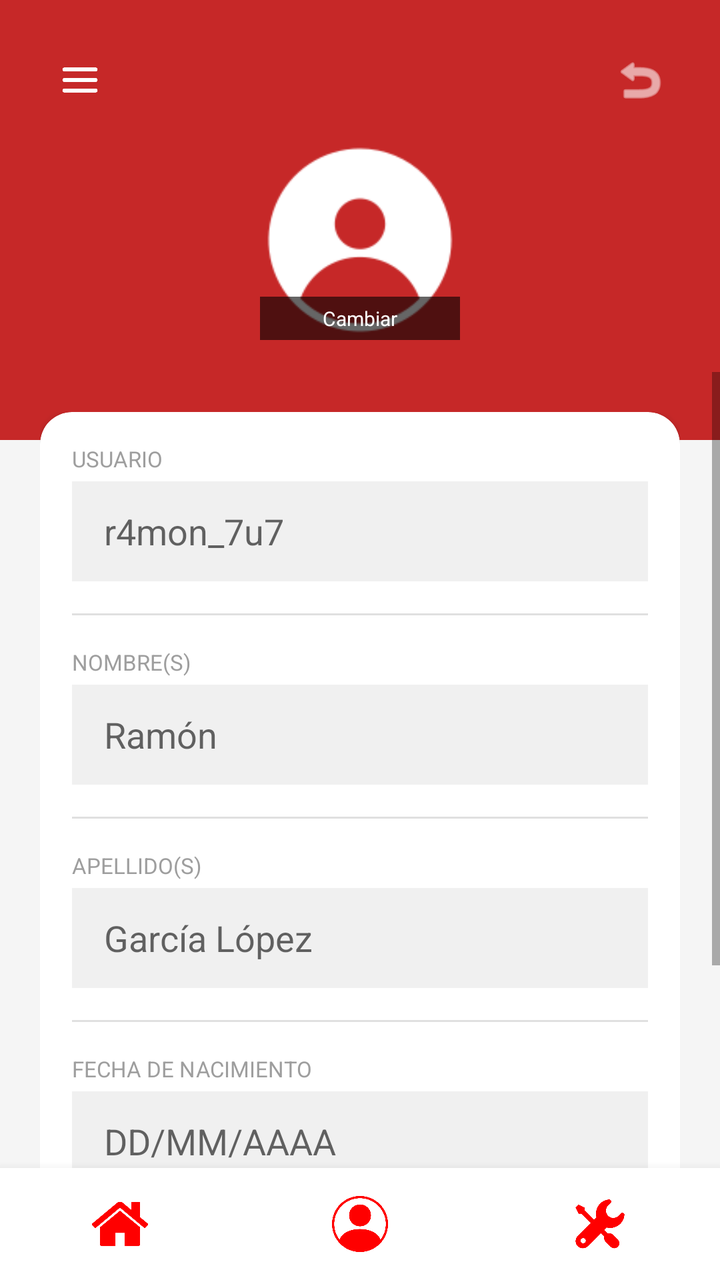
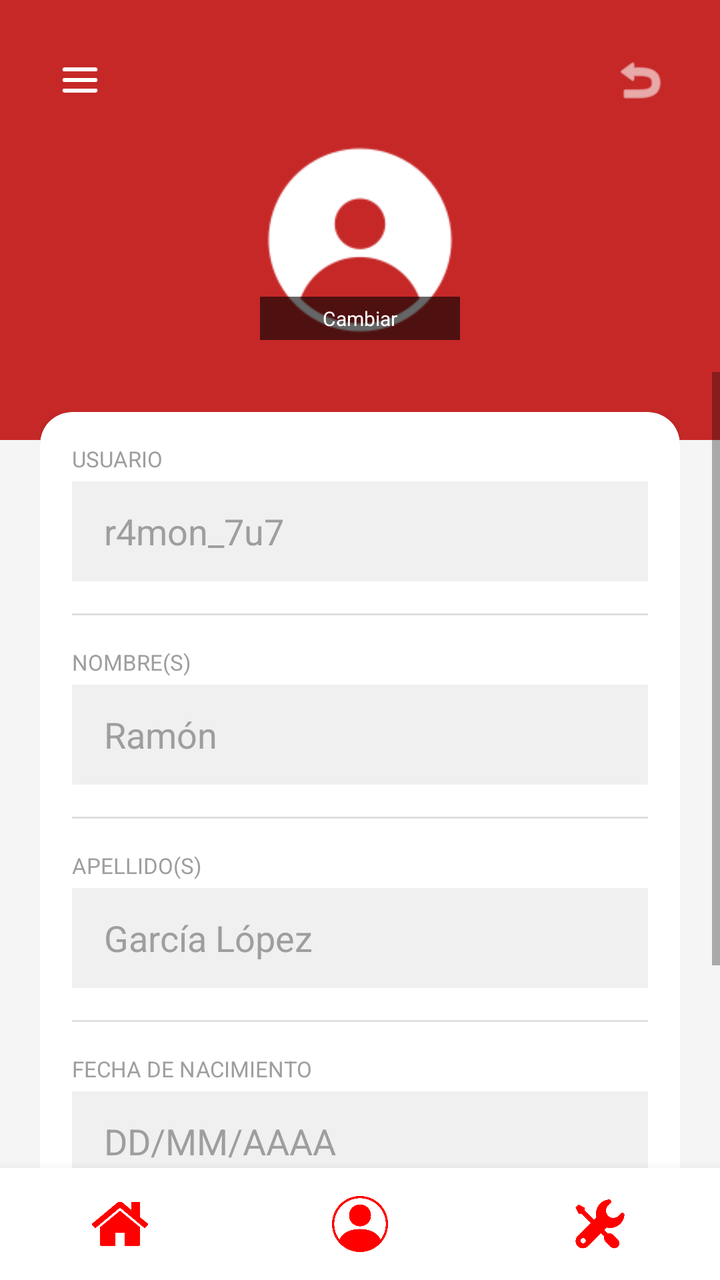

The first picture is an Android layout as it rendered before a commit; the second is the same layout after the commit. The layout source and the unified diff follow.
<!-- AndroidManifest.xml: application theme Theme.ActivaESCOM -->
<!-- res/layout/activity_editar_perfil.xml -->
<?xml version="1.0" encoding="utf-8"?>
<androidx.drawerlayout.widget.DrawerLayout xmlns:android="http://schemas.android.com/apk/res/android"
    xmlns:app="http://schemas.android.com/apk/res-auto"
    android:id="@+id/drawerLayout"
    android:layout_width="match_parent"
    android:layout_height="match_parent">

    <androidx.constraintlayout.widget.ConstraintLayout
        android:layout_width="match_parent"
        android:layout_height="match_parent"
        android:background="@color/gray_background">

        
        <View
            android:layout_width="match_parent"
            android:layout_height="220dp"
            android:background="@color/red_1"
            app:layout_constraintTop_toTopOf="parent" />

        
        <ImageButton
            android:id="@+id/btnHamburguesa"
            android:layout_width="48dp"
            android:layout_height="48dp"
            android:background="@color/red_1"
            android:padding="8dp"
            android:scaleType="fitCenter"
            android:src="@drawable/navigation"
            android:layout_marginStart="16dp"
            android:layout_marginTop="16dp"
            app:layout_constraintStart_toStartOf="parent"
            app:layout_constraintTop_toTopOf="parent" />


        <ImageButton
            android:id="@+id/btnRegresar"
            android:layout_width="48dp"
            android:layout_height="48dp"
            android:background="@color/red_1"
            android:padding="10dp"
            android:scaleType="fitCenter"
            android:src="@android:drawable/ic_menu_revert"
            android:layout_marginEnd="16dp"
            android:layout_marginTop="16dp"
            app:tint="@color/white"
            app:layout_constraintEnd_toEndOf="parent"
            app:layout_constraintTop_toTopOf="parent" />

        <FrameLayout
            android:id="@+id/frameAvatar"
            android:layout_width="100dp"
            android:layout_height="100dp"
            android:layout_marginTop="70dp"
            android:background="@color/red_800"
            android:clickable="true"
            android:focusable="true"
            app:layout_constraintEnd_toEndOf="parent"
            app:layout_constraintStart_toStartOf="parent"
            app:layout_constraintTop_toTopOf="parent">

            <ImageView
                android:id="@+id/imgPerfil"
                android:layout_width="match_parent"
                android:layout_height="match_parent"
                android:scaleType="centerCrop"
                android:src="@drawable/profile_default"
                app:tint="@color/white" />

            
            <TextView
                android:layout_width="match_parent"
                android:layout_height="wrap_content"
                android:layout_gravity="bottom"
                android:background="#99000000"
                android:gravity="center"
                android:paddingVertical="4dp"
                android:text="Cambiar"
                android:textColor="@color/white"
                android:textSize="10sp" />
        </FrameLayout>

        
        <ScrollView
            android:layout_width="match_parent"
            android:layout_height="0dp"
            android:layout_marginTop="16dp"
            app:layout_constraintTop_toBottomOf="@id/frameAvatar"
            app:layout_constraintBottom_toTopOf="@id/bottomNavBar">

            <LinearLayout
                android:layout_width="match_parent"
                android:layout_height="wrap_content"
                android:orientation="vertical"
                android:padding="20dp">

                <androidx.cardview.widget.CardView
                    android:layout_width="match_parent"
                    android:layout_height="wrap_content"
                    android:layout_marginBottom="20dp"
                    app:cardCornerRadius="16dp"
                    app:cardElevation="2dp">

                    <LinearLayout
                        android:layout_width="match_parent"
                        android:layout_height="wrap_content"
                        android:orientation="vertical"
                        android:padding="16dp">

                        
                        <TextView
                            android:layout_width="wrap_content"
                            android:layout_height="wrap_content"
                            android:text="USUARIO"
                            android:textColor="@color/gray_text"
                            android:textSize="11sp" />

                        <EditText
                            android:id="@+id/etUsuario"
                            android:layout_width="match_parent"
                            android:layout_height="50dp"
                            android:layout_marginTop="4dp"
                            android:background="#F0F0F0"
                            android:hint="r4mon_7u7"
                            android:inputType="text"
                            android:paddingHorizontal="16dp" />

                        <View
                            android:layout_width="match_parent"
                            android:layout_height="1dp"
                            android:layout_marginVertical="16dp"
                            android:background="@color/gray_light" />

                        
                        <TextView
                            android:layout_width="wrap_content"
                            android:layout_height="wrap_content"
                            android:text="NOMBRE(S)"
                            android:textColor="@color/gray_text"
                            android:textSize="11sp" />

                        <EditText
                            android:id="@+id/etNombre"
                            android:layout_width="match_parent"
                            android:layout_height="50dp"
                            android:layout_marginTop="4dp"
                            android:background="#F0F0F0"
                            android:hint="Ramón"
                            android:inputType="textPersonName"
                            android:paddingHorizontal="16dp" />

                        <View
                            android:layout_width="match_parent"
                            android:layout_height="1dp"
                            android:layout_marginVertical="16dp"
                            android:background="@color/gray_light" />

                        
                        <TextView
                            android:layout_width="wrap_content"
                            android:layout_height="wrap_content"
                            android:text="APELLIDO(S)"
                            android:textColor="@color/gray_text"
                            android:textSize="11sp" />

                        <EditText
                            android:id="@+id/etApellido"
                            android:layout_width="match_parent"
                            android:layout_height="50dp"
                            android:layout_marginTop="4dp"
                            android:background="#F0F0F0"
                            android:hint="García López"
                            android:inputType="textPersonName"
                            android:paddingHorizontal="16dp" />

                        <View
                            android:layout_width="match_parent"
                            android:layout_height="1dp"
                            android:layout_marginVertical="16dp"
                            android:background="@color/gray_light" />

                        
                        <TextView
                            android:layout_width="wrap_content"
                            android:layout_height="wrap_content"
                            android:text="FECHA DE NACIMIENTO"
                            android:textColor="@color/gray_text"
                            android:textSize="11sp" />

                        <EditText
                            android:id="@+id/etFechaNacimiento"
                            android:layout_width="match_parent"
                            android:layout_height="50dp"
                            android:layout_marginTop="4dp"
                            android:background="#F0F0F0"
                            android:hint="DD/MM/AAAA"
                            android:inputType="date"
                            android:paddingHorizontal="16dp" />

                    </LinearLayout>
                </androidx.cardview.widget.CardView>

                <Button
                    android:id="@+id/btnGuardarCambios"
                    android:layout_width="match_parent"
                    android:layout_height="60dp"
                    android:layout_marginBottom="8dp"
                    android:backgroundTint="@color/red_1"
                    android:text="GUARDAR CAMBIOS"
                    android:textColor="@color/white"
                    android:textStyle="bold" />

            </LinearLayout>
        </ScrollView>

        <include
            android:id="@+id/bottomNavBar"
            layout="@layout/bottom_navigation"
            android:layout_width="match_parent"
            android:layout_height="56dp"
            app:layout_constraintBottom_toBottomOf="parent"
            app:layout_constraintEnd_toEndOf="parent"
            app:layout_constraintStart_toStartOf="parent" />

    </androidx.constraintlayout.widget.ConstraintLayout>

    <com.google.android.material.navigation.NavigationView
        android:id="@+id/navigationView"
        android:layout_width="wrap_content"
        android:layout_height="match_parent"
        android:layout_gravity="start"
        android:background="@color/white"
        app:headerLayout="@layout/nav_header"
        app:menu="@menu/nav_menu" />

</androidx.drawerlayout.widget.DrawerLayout>
<!-- res/layout/bottom_navigation.xml (included above) -->
<?xml version="1.0" encoding="utf-8"?>
<LinearLayout xmlns:android="http://schemas.android.com/apk/res/android"
    android:id="@+id/bottomNavBar"
    android:layout_width="match_parent"
    android:layout_height="56dp"
    android:orientation="horizontal"
    android:background="@color/white"
    android:elevation="8dp">

    <ImageButton
        android:id="@+id/navInicio"
        android:layout_width="0dp"
        android:layout_height="match_parent"
        android:layout_weight="1"
        android:src="@drawable/home"
        android:background="?attr/selectableItemBackgroundBorderless"
        android:scaleType="fitCenter"
        android:padding="14dp" />
    <ImageButton
    android:id="@+id/navPerfil"
    android:layout_width="0dp"
    android:layout_height="match_parent"
    android:layout_weight="1"
    android:src="@drawable/profile"
    android:background="?attr/selectableItemBackgroundBorderless"
    android:scaleType="fitCenter"
    android:padding="14dp" />
    <ImageButton
    android:id="@+id/navConfig"
    android:layout_width="0dp"
    android:layout_height="match_parent"
    android:layout_weight="1"
    android:src="@drawable/settings"
    android:background="?attr/selectableItemBackgroundBorderless"
    android:scaleType="fitCenter"
    android:padding="14dp" /> </LinearLayout>
<!-- res/layout/nav_header.xml (included above) -->
<?xml version="1.0" encoding="utf-8"?>
<LinearLayout xmlns:android="http://schemas.android.com/apk/res/android"
    android:layout_width="match_parent"
    android:layout_height="match_parent"
    android:orientation="vertical"
    android:background="@color/white">

    <LinearLayout
        android:layout_width="311dp"
        android:layout_height="180dp"
        android:background="@color/red_900"
        android:gravity="bottom"
        android:orientation="vertical"
        android:padding="20dp">

        <ImageView
            android:layout_width="60dp"
            android:layout_height="60dp"
            android:src="@drawable/navigation"
            android:tint="@color/white" />

        <TextView
            android:layout_width="wrap_content"
            android:layout_height="wrap_content"
            android:layout_marginTop="12dp"
            android:text="ActivaESCOM"
            android:textColor="@color/white"
            android:textSize="20sp"
            android:textStyle="bold" />

        <TextView
            android:layout_width="wrap_content"
            android:layout_height="wrap_content"
            android:text="Ingeniería en Sistemas"
            android:textColor="@color/red_300"
            android:textSize="14sp" />
    </LinearLayout>

    <LinearLayout
        android:layout_width="310dp"
        android:layout_height="wrap_content"
        android:orientation="vertical"
        android:paddingTop="15dp">

        <TextView
            android:id="@+id/menu_actividad"
            android:layout_width="match_parent"
            android:layout_height="wrap_content"
            android:background="?attr/selectableItemBackground"
            android:clickable="true"
            android:focusable="true"
            android:padding="16dp"
            android:text="🏠  Actividad"
            android:textColor="@color/black"
            android:textSize="16sp" />

        <TextView
            android:id="@+id/menu_progreso"
            android:layout_width="match_parent"
            android:layout_height="wrap_content"
            android:background="?attr/selectableItemBackground"
            android:clickable="true"
            android:focusable="true"
            android:padding="16dp"
            android:text="📈  Progreso semanal"
            android:textColor="@color/black"
            android:textSize="16sp" />

        <TextView
            android:id="@+id/menu_carrera"
            android:layout_width="match_parent"
            android:layout_height="wrap_content"
            android:background="?attr/selectableItemBackground"
            android:clickable="true"
            android:focusable="true"
            android:padding="16dp"
            android:text="🏃  Carrera matutina"
            android:textColor="@color/black"
            android:textSize="16sp" />

        <TextView
            android:id="@+id/menu_nuevo"
            android:layout_width="match_parent"
            android:layout_height="wrap_content"
            android:background="?attr/selectableItemBackground"
            android:clickable="true"
            android:focusable="true"
            android:padding="16dp"
            android:text="💪  Nuevo entrenamiento"
            android:textColor="@color/black"
            android:textSize="16sp" />

        
        <TextView
            android:id="@+id/menu_config"
            android:layout_width="match_parent"
            android:layout_height="wrap_content"
            android:background="?attr/selectableItemBackground"
            android:clickable="true"
            android:focusable="true"
            android:padding="16dp"
            android:text="⚙️  Configuración"
            android:textColor="@color/black"
            android:textSize="16sp" />

        <View
            android:layout_width="match_parent"
            android:layout_height="1dp"
            android:layout_marginHorizontal="16dp"
            android:layout_marginTop="8dp"
            android:background="@color/gray_light" />

        
        <TextView
            android:id="@+id/menu_logout"
            android:layout_width="match_parent"
            android:layout_height="wrap_content"
            android:background="?attr/selectableItemBackground"
            android:clickable="true"
            android:focusable="true"
            android:padding="16dp"
            android:text="🚪  Cerrar sesión"
            android:textColor="@color/red_900"
            android:textSize="16sp" />
    </LinearLayout>
</LinearLayout>
<!-- resources referenced by this layout -->
<resources>
  <color name="black">#FF000000</color>
  <color name="gray_background">#F5F5F5</color>
  <color name="gray_light">#E0E0E0</color>
  <color name="gray_text">#9E9E9E</color>
  <color name="red_1">#C62828</color>
  <color name="red_300">#EF9A9A</color>
  <color name="red_800">#C62828</color>
  <color name="red_900">#B71C1C</color>
  <color name="white">#FFFFFFFF</color>
  <!-- drawable home: png bitmap (drawable, 15478 bytes) -->
  <!-- drawable navigation: png bitmap (drawable, 8970 bytes) -->
  <!-- drawable profile: png bitmap (drawable, 22269 bytes) -->
  <!-- drawable profile_default: png bitmap (drawable, 6470 bytes) -->
  <!-- drawable settings: png bitmap (drawable, 18368 bytes) -->
  <style name="Theme.ActivaESCOM" parent="Base.Theme.ActivaESCOM">
      </style>
  <style name="Base.Theme.ActivaESCOM" parent="Theme.MaterialComponents.DayNight.NoActionBar">
      </style>
</resources>

<!-- the commit's change to res/layout/activity_editar_perfil.xml (unified diff, before → after) -->
@@ -31,7 +31,6 @@
             app:layout_constraintStart_toStartOf="parent"
             app:layout_constraintTop_toTopOf="parent" />
 
-
         <ImageButton
             android:id="@+id/btnRegresar"
             android:layout_width="48dp"
@@ -122,7 +121,8 @@
                             android:background="#F0F0F0"
                             android:hint="r4mon_7u7"
                             android:inputType="text"
-                            android:paddingHorizontal="16dp" />
+                            android:paddingHorizontal="16dp"
+                            android:textColorHint="@color/text_gray"/>
 
                         <View
                             android:layout_width="match_parent"
@@ -146,7 +146,8 @@
                             android:background="#F0F0F0"
                             android:hint="Ramón"
                             android:inputType="textPersonName"
-                            android:paddingHorizontal="16dp" />
+                            android:paddingHorizontal="16dp"
+                            android:textColorHint="@color/text_gray"/>
 
                         <View
                             android:layout_width="match_parent"
@@ -170,7 +171,8 @@
                             android:background="#F0F0F0"
                             android:hint="García López"
                             android:inputType="textPersonName"
-                            android:paddingHorizontal="16dp" />
+                            android:paddingHorizontal="16dp"
+                            android:textColorHint="@color/text_gray"/>
 
                         <View
                             android:layout_width="match_parent"
@@ -186,6 +188,7 @@
                             android:textColor="@color/gray_text"
                             android:textSize="11sp" />
 
+                        
                         <EditText
                             android:id="@+id/etFechaNacimiento"
                             android:layout_width="match_parent"
@@ -193,8 +196,12 @@
                             android:layout_marginTop="4dp"
                             android:background="#F0F0F0"
                             android:hint="DD/MM/AAAA"
-                            android:inputType="date"
-                            android:paddingHorizontal="16dp" />
+                            android:focusable="false"
+                            android:focusableInTouchMode="false"
+                            android:cursorVisible="false"
+                            android:clickable="true"
+                            android:paddingHorizontal="16dp"
+                            android:textColorHint="@color/text_gray"/>
 
                     </LinearLayout>
                 </androidx.cardview.widget.CardView>
@@ -296,7 +303,7 @@
             android:layout_width="wrap_content"
             android:layout_height="wrap_content"
             android:layout_marginTop="12dp"
-            android:text="ActivaESCOM"
+            android:text="EntrenaIPN"
             android:textColor="@color/white"
             android:textSize="20sp"
             android:textStyle="bold" />
@@ -304,7 +311,7 @@
         <TextView
             android:layout_width="wrap_content"
             android:layout_height="wrap_content"
-            android:text="Ingeniería en Sistemas"
+            android:text="Ingeniería en Sistemas Computacionales"
             android:textColor="@color/red_300"
             android:textSize="14sp" />
     </LinearLayout>
<!-- resource entries referenced after the edit -->
@@ -8,6 +8,7 @@
   <color name="red_300">#EF9A9A</color>
   <color name="red_800">#C62828</color>
   <color name="red_900">#B71C1C</color>
+  <color name="text_gray">#9E9E9E</color>
   <color name="white">#FFFFFFFF</color>
   <!-- drawable home: png bitmap (drawable, 15478 bytes) -->
   <!-- drawable navigation: png bitmap (drawable, 8970 bytes) -->
